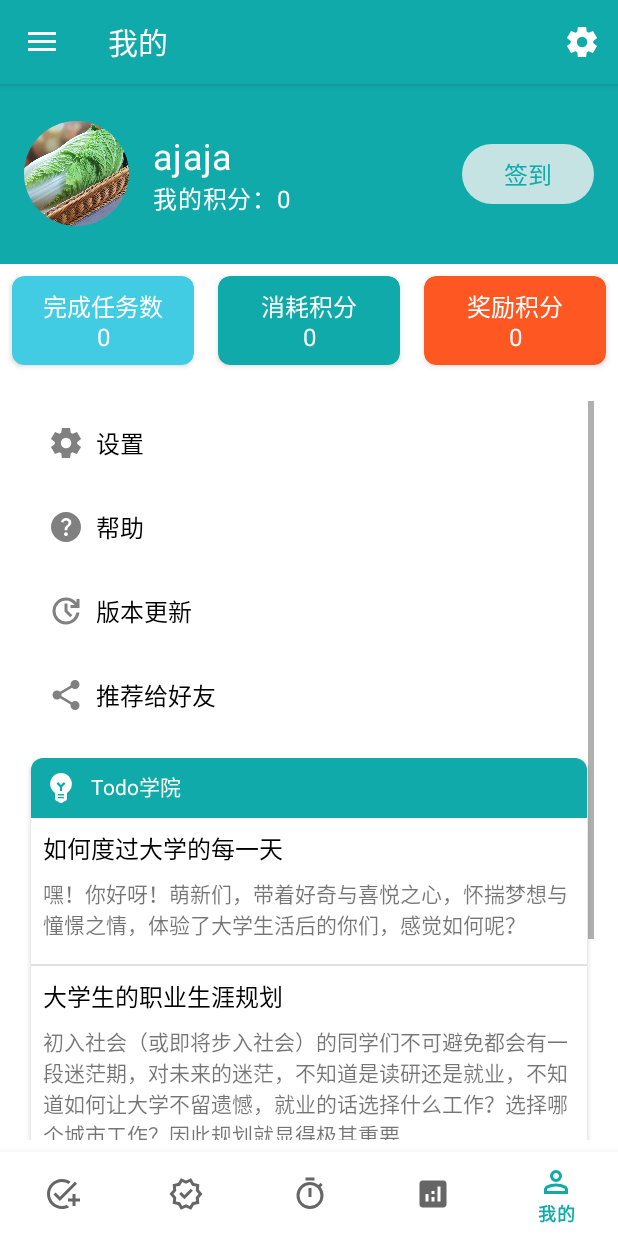
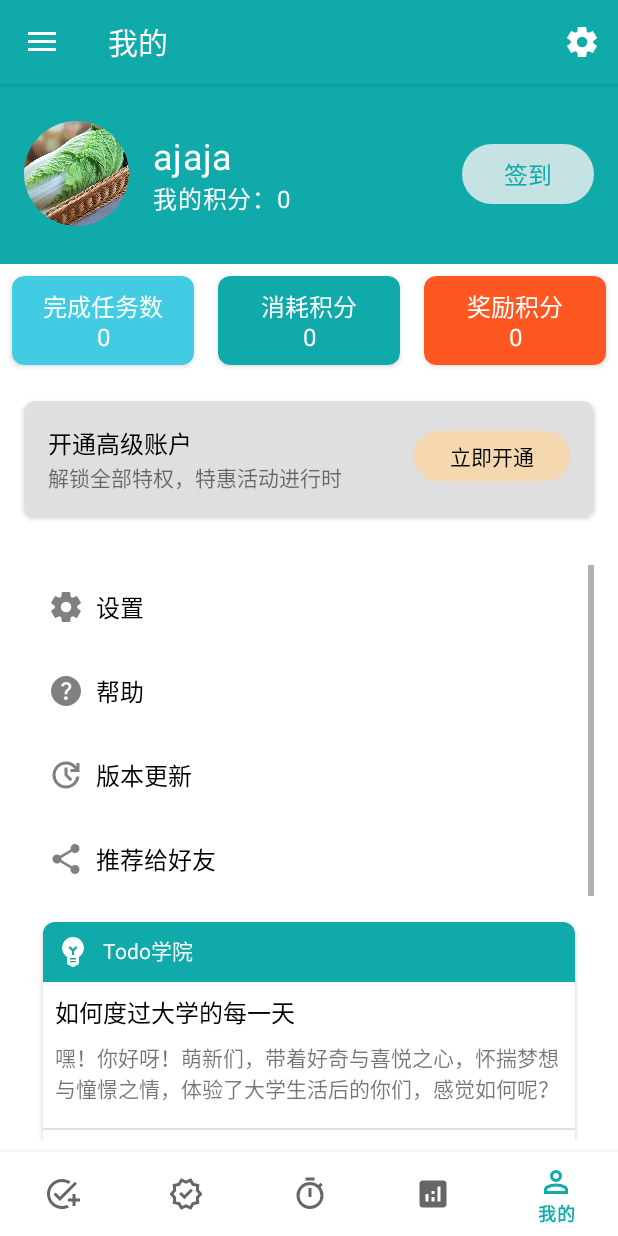
Before and after one commit to zhjai/MyAndroidApp, an Android app: the MyFragment screen opened through its navigation route, on a phone screen of 412 x 824 dp. Run offline under Robolectric (Android 15) with nearby library versions, the phone set to English and light mode, and no system bars; our stand-ins replace CircleImageView, navigation-ui.

Commit message:
进一步完成我的Fragment和设置Activity界面的制作，添加开通会员通道

```diff
--- a/app/src/main/res/layout/fragment_my.xml
+++ b/app/src/main/res/layout/fragment_my.xml
@@ -81,6 +81,7 @@
     <!-- 消息按钮 -->
 
     <!-- 在背景图片下方添加的统计信息 -->
+
     <LinearLayout
         android:id="@+id/statistics_layout"
         android:layout_width="match_parent"
@@ -155,10 +156,59 @@
 
     <!-- ListView -->
 
+    <androidx.cardview.widget.CardView
+        android:id="@+id/vip_card_view"
+        android:layout_width="match_parent"
+        android:layout_height="wrap_content"
+        android:layout_below="@id/statistics_layout"
+        android:layout_margin="16dp"
+        app:cardCornerRadius="8dp" >
+
+        <LinearLayout
+            android:layout_width="match_parent"
+            android:layout_height="wrap_content"
+            android:background="@color/gray_hint"
+            android:orientation="horizontal"
+            android:padding="16dp">
+
+            <LinearLayout
+                android:layout_width="match_parent"
+                android:layout_height="wrap_content"
+                android:layout_weight="1"
+                android:orientation="vertical">
+
+                <TextView
+                    android:layout_width="match_parent"
+                    android:layout_height="wrap_content"
+                    android:text="开通高级账户"
+                    android:textColor="@color/black"
+                    android:textSize="16sp" />
+
+                <TextView
+                    android:layout_width="match_parent"
+                    android:layout_height="wrap_content"
+                    android:text="解锁全部特权，特惠活动进行时" />
+            </LinearLayout>
+
+            <Button
+                android:id="@+id/button_open_vip"
+                style="@style/Widget.Material3.Button"
+                android:layout_width="wrap_content"
+                android:layout_height="wrap_content"
+                android:backgroundTint="#F5D8B0"
+                android:minWidth="0dp"
+                android:minHeight="0dp"
+                android:text="@string/open_now"
+                android:textColor="@color/black"
+                android:textSize="14sp" />
+        </LinearLayout>
+
+    </androidx.cardview.widget.CardView>
+
     <ScrollView
         android:layout_width="match_parent"
         android:layout_height="match_parent"
-        android:layout_below="@id/statistics_layout"
+        android:layout_below="@id/vip_card_view"
         android:layout_marginBottom="48dp"
         android:padding="16dp">
 
@@ -226,8 +276,7 @@
             <androidx.cardview.widget.CardView
                 android:layout_width="match_parent"
                 android:layout_height="match_parent"
-                android:layout_marginTop="8dp"
-                android:layout_marginBottom="8dp"
+                android:layout_margin="8dp"
                 android:padding="16dp"
                 app:cardCornerRadius="8dp"
                 app:cardElevation="2dp"
--- a/app/src/main/res/values/strings.xml
+++ b/app/src/main/res/values/strings.xml
@@ -104,4 +104,5 @@
     <string name="privacy_policy">隐私政策</string>
     <string name="personalized_service">个性化服务</string>
     <string name="Todo_academy">Todo学院</string>
+    <string name="open_now">立即开通</string>
 </resources>
```
